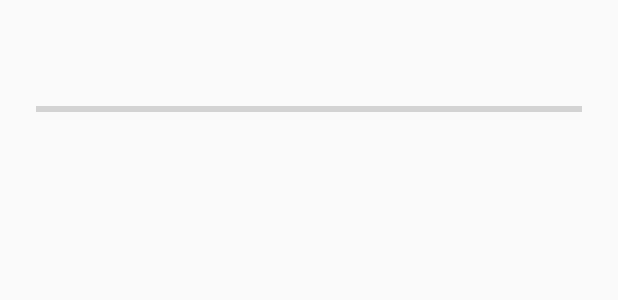
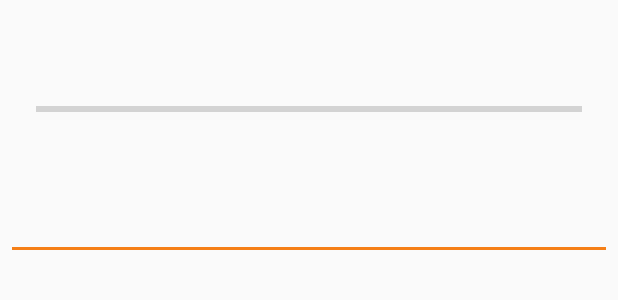
Before and after one commit to ScottLindley/Phone-Use-Tracker, an Android app: the layout fragment_average.xml on its own in the app's theme, with its tools: preview values and no code run, on a phone screen of 412 x 824 dp. Shown: the top 300 px of the screen. Run offline under Robolectric (Android 15) with nearby library versions, the phone set to English and light mode, and no system bars.

Commit message:
yearly projection added to average fragment

```diff
--- a/MoblieZombie/app/src/main/java/com/scottlindley/mobliezombie/MainActivity.java
+++ b/MoblieZombie/app/src/main/java/com/scottlindley/mobliezombie/MainActivity.java
@@ -41,8 +41,6 @@ public class MainActivity extends AppCompatActivity{
     protected void onCreate(Bundle savedInstanceState) {
         super.onCreate(savedInstanceState);
         setContentView(R.layout.activity_main);
-
-
         getSupportActionBar().hide();
 
         DBAssetHelper dbAssetSetUp = new DBAssetHelper(MainActivity.this);
@@ -52,6 +50,7 @@ public class MainActivity extends AppCompatActivity{
 
         startTrackingService();
 
+        mRefreshedTodayCard = true;
         setUpViews();
 
         sendRefreshRequest();
--- a/MoblieZombie/app/src/main/java/com/scottlindley/mobliezombie/UsageService.java
+++ b/MoblieZombie/app/src/main/java/com/scottlindley/mobliezombie/UsageService.java
@@ -32,6 +32,7 @@ public class UsageService extends Service {
         Intent notificationIntent = new Intent(this, UsageService.class);
         PendingIntent pendingIntent = PendingIntent.getActivity(this, 0, notificationIntent, 0);
 
+        //TODO: Edit and add updates to this notification
         Notification notification = new Notification.Builder(this)
                 .setContentTitle("Mobile Zombie")
                 .setContentText("Tracking Usage")
@@ -102,8 +103,9 @@ public class UsageService extends Service {
 
     @Override
     public void onDestroy() {
+        handleScreenOff();
+        unregisterReceiver(mScreenReceiver);
         super.onDestroy();
-        unregisterReceiver(mScreenReceiver);
     }
 
     @Override
--- a/MoblieZombie/app/src/main/res/layout/fragment_average.xml
+++ b/MoblieZombie/app/src/main/res/layout/fragment_average.xml
@@ -40,10 +40,25 @@
                 android:textSize="18dp"
                 android:layout_below="@id/day_ratio_bar"/>
             <TextView
+                android:id="@+id/projected_use"
+                android:layout_width="wrap_content"
+                android:layout_height="wrap_content"
+                android:layout_margin="8dp"
+                android:layout_centerHorizontal="true"
+                android:gravity="center"
+                android:layout_below="@id/day_percentage_view"/>
+            <ImageView
+                android:id="@+id/average_divider"
+                android:layout_width="match_parent"
+                android:layout_height="2dp"
+                android:background="@color/colorAccent"
+                android:layout_margin="8dp"
+                android:layout_below="@id/projected_use"/>
+            <TextView
                 android:id="@+id/average_checks"
                 android:layout_width="wrap_content"
                 android:layout_height="wrap_content"
-                android:layout_below="@id/day_percentage_view"
+                android:layout_below="@id/average_divider"
                 android:layout_centerHorizontal="true"
                 android:layout_margin="8dp"
                 android:textSize="24sp"/>
```
Also changed, not shown: MoblieZombie/app/src/main/java/com/scottlindley/mobliezombie/AverageFragment.java (+99 -7 lines).
